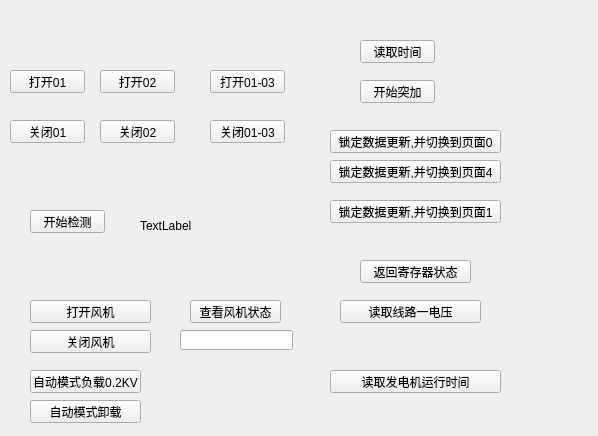
Before: the Qt Designer form mainwindow.ui in bjc123321/ModuleTest, drawn with Qt 5.
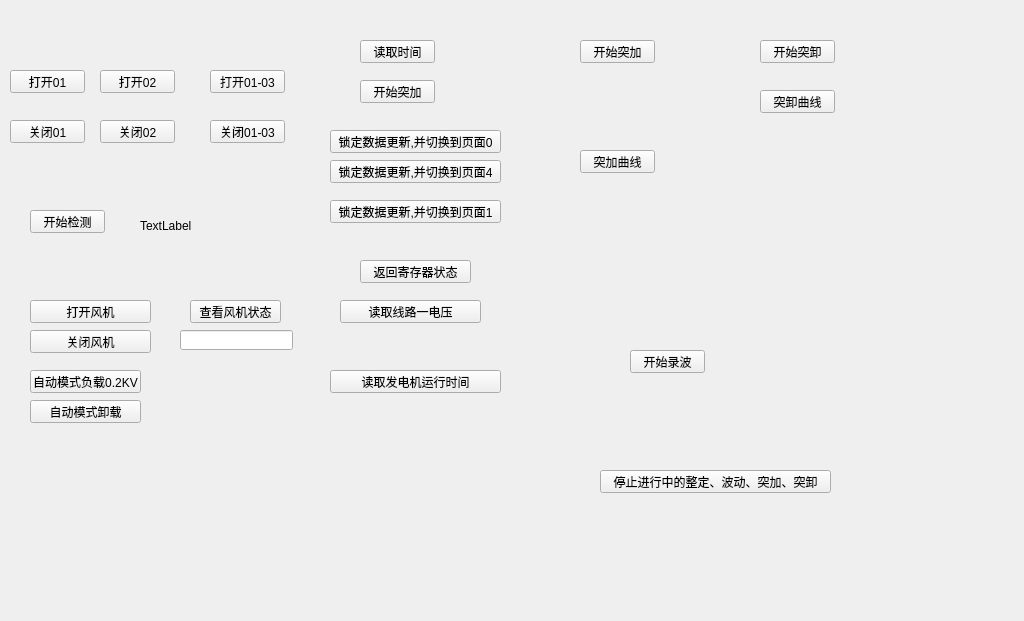
After: the same form once the commit is applied.

Commit message: 新增瞬态测试按钮

Diff of the .ui file:
```diff
--- a/mainwindow.ui
+++ b/mainwindow.ui
@@ -6,8 +6,8 @@
    <rect>
     <x>0</x>
     <y>0</y>
-    <width>598</width>
-    <height>436</height>
+    <width>1024</width>
+    <height>621</height>
    </rect>
   </property>
   <property name="windowTitle">
@@ -297,6 +297,84 @@
      </rect>
     </property>
    </widget>
+   <widget class="QPushButton" name="pushButton_21">
+    <property name="geometry">
+     <rect>
+      <x>580</x>
+      <y>150</y>
+      <width>75</width>
+      <height>23</height>
+     </rect>
+    </property>
+    <property name="text">
+     <string>突加曲线</string>
+    </property>
+   </widget>
+   <widget class="QPushButton" name="pushButton_22">
+    <property name="geometry">
+     <rect>
+      <x>760</x>
+      <y>90</y>
+      <width>75</width>
+      <height>23</height>
+     </rect>
+    </property>
+    <property name="text">
+     <string>突卸曲线</string>
+    </property>
+   </widget>
+   <widget class="QPushButton" name="pushButton_23">
+    <property name="geometry">
+     <rect>
+      <x>580</x>
+      <y>40</y>
+      <width>75</width>
+      <height>23</height>
+     </rect>
+    </property>
+    <property name="text">
+     <string>开始突加</string>
+    </property>
+   </widget>
+   <widget class="QPushButton" name="pushButton_24">
+    <property name="geometry">
+     <rect>
+      <x>760</x>
+      <y>40</y>
+      <width>75</width>
+      <height>23</height>
+     </rect>
+    </property>
+    <property name="text">
+     <string>开始突卸</string>
+    </property>
+   </widget>
+   <widget class="QPushButton" name="pushButton_25">
+    <property name="geometry">
+     <rect>
+      <x>630</x>
+      <y>350</y>
+      <width>75</width>
+      <height>23</height>
+     </rect>
+    </property>
+    <property name="text">
+     <string>开始录波</string>
+    </property>
+   </widget>
+   <widget class="QPushButton" name="pushButton_26">
+    <property name="geometry">
+     <rect>
+      <x>600</x>
+      <y>470</y>
+      <width>231</width>
+      <height>23</height>
+     </rect>
+    </property>
+    <property name="text">
+     <string>停止进行中的整定、波动、突加、突卸</string>
+    </property>
+   </widget>
   </widget>
  </widget>
  <layoutdefault spacing="6" margin="11"/>
```
The commit also changes 1 other file.
